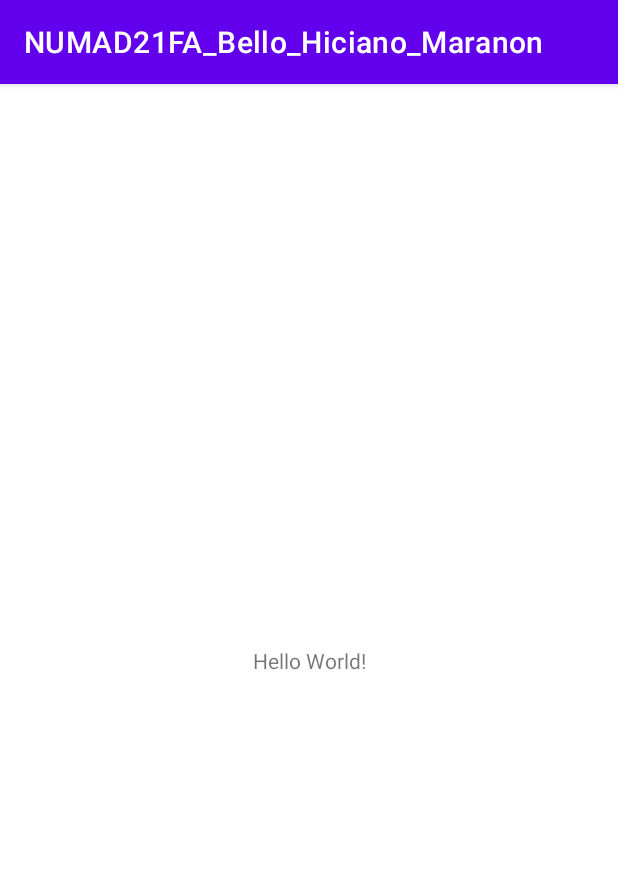
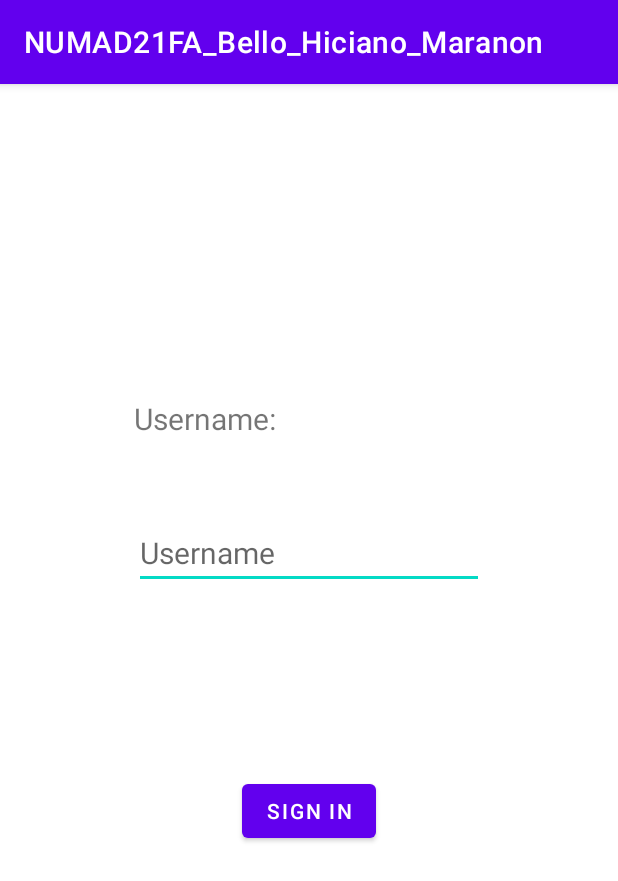
Before and after one commit to nice-to-meecha/Bello_Hiciano_Maranon_CS5520_MAD, an Android app: the screen it shows after launch (MainActivity before the commit, SignInActivity after it), on a phone screen of 412 x 824 dp. Shown: the top 881 px of the screen. Run offline under Robolectric (Android 15) with nearby library versions, the phone set to English and light mode, and no system bars; our stand-ins replace Firebase (no records; nobody signed in at launch, a user with empty details on screens opened directly).

Commit message:
Requires users to sign in, if logged out

```diff
--- a/A7/app/src/main/AndroidManifest.xml
+++ b/A7/app/src/main/AndroidManifest.xml
@@ -10,6 +10,9 @@
         android:supportsRtl="true"
         android:theme="@style/Theme.A7">
         <activity
+            android:name=".sign_in.SignInActivity"
+            android:exported="true" />
+        <activity
             android:name=".MainActivity"
             android:exported="true">
             <intent-filter>
--- a/A7/app/src/main/java/edu/neu/madcourse/numad21fa_bello_hiciano_maranon/a7/MainActivity.java
+++ b/A7/app/src/main/java/edu/neu/madcourse/numad21fa_bello_hiciano_maranon/a7/MainActivity.java
@@ -1,14 +1,164 @@
 package edu.neu.madcourse.numad21fa_bello_hiciano_maranon.a7;
 
+import androidx.activity.result.ActivityResult;
+import androidx.activity.result.ActivityResultCallback;
+import androidx.activity.result.ActivityResultLauncher;
+import androidx.activity.result.contract.ActivityResultContracts;
 import androidx.appcompat.app.AppCompatActivity;
 
+import android.content.Intent;
 import android.os.Bundle;
+import android.view.View;
 
+import com.google.firebase.database.FirebaseDatabase;
+import com.google.firebase.messaging.FirebaseMessaging;
+
+import java.time.LocalDateTime;
+import java.time.format.DateTimeFormatter;
+
+import edu.neu.madcourse.numad21fa_bello_hiciano_maranon.a7.databinding.ActivityMainBinding;
+import edu.neu.madcourse.numad21fa_bello_hiciano_maranon.a7.sign_in.SignInActivity;
+import edu.neu.madcourse.numad21fa_bello_hiciano_maranon.a7.sign_in.User;
+
+/**
+ * Class providing for functionality of the first screen
+ * viewed by users
+ *
+ * @author bello
+ */
 public class MainActivity extends AppCompatActivity {
+    private final String TAG = "MainActivity";
+    private final int SIGN_IN_ACTIVITY_CODE = 101;
 
+    FirebaseDatabase database;
+    ActivityMainBinding binding;
+    User currUser;
+
+    /*
+    An ActivityResultLauncher, which allows Activities opened by the MainActivity
+    to return their results here (below) for additional processing.
+     */
+    ActivityResultLauncher<Intent> activityResultLauncher = registerForActivityResult(
+            new ActivityResultContracts.StartActivityForResult(),
+            new ActivityResultCallback<ActivityResult>() {
+                @Override
+                public void onActivityResult(ActivityResult result) {
+                    switch (result.getResultCode()) {
+                        case (SIGN_IN_ACTIVITY_CODE):
+                            Intent usernameIntent = result.getData();
+                            if (usernameIntent != null) {
+                                String username =
+                                        usernameIntent.getStringExtra("username");
+                                currUser = new User(username,
+                                        LocalDateTime.now()
+                                        .format(DateTimeFormatter
+                                                .ofPattern("MM/dd/uuuu H:m:s:S")));
+                                database.getReference("Users")
+                                        .child(currUser.getUsername()).setValue(currUser);
+                            }
+                            break;
+                    }
+                }
+            });
+
+
+    /**
+     * Sets up the MainActivity, primarily initializing
+     * larger, more time-instensive objects
+     * @param savedInstanceState - information related to an active state
+     *                           of the MainActivity, prior to orientation
+     *                           or state change
+     */
     @Override
     protected void onCreate(Bundle savedInstanceState) {
         super.onCreate(savedInstanceState);
-        setContentView(R.layout.activity_main);
+
+        binding = ActivityMainBinding.inflate(getLayoutInflater());
+        View view = binding.getRoot();
+        setContentView(view);
+
+        database = FirebaseDatabase.getInstance();
+
+        initializeMainActivity(savedInstanceState);
     }
+
+
+    /**
+     * Restores the state of the MainActivity, prior to an
+     * orientation or state change, such that progress previously
+     * made is not lost.
+     *
+     * @param savedInstanceState - a Bundle containing user and token
+     *                           information, from which the current state
+     *                           of the MainActivity can be updated
+     */
+    private void initializeMainActivity(Bundle savedInstanceState) {
+        if (savedInstanceState == null) {
+            return;
+        }
+
+        if (savedInstanceState.containsKey("username") &&
+                savedInstanceState.containsKey("loginTime")) {
+            currUser = new User(savedInstanceState.getString("username"),
+                    savedInstanceState.getString("loginTime"));
+        }
+
+        // TODO - account for TOKEN as well
+    }
+
+
+    /**
+     * Saves the current state of the MainActivity, should it
+     * undergo an orientation or state change.
+     *
+     * @param outState - a Bundle in which the current user's
+     *                 information and token (of the app instance)
+     *                 will be recorded
+     */
+    @Override
+    protected void onSaveInstanceState(Bundle outState) {
+        super.onSaveInstanceState(outState);
+
+        if (currUser == null) {
+            outState.putString("username", null);
+            outState.putString("loginTime", null);
+
+        } else {
+            outState.putString("username", currUser.getUsername());
+            outState.putString("loginTime", currUser.getLoginTime());
+        }
+
+        // TODO - account for TOKEN as well
+    }
+
+
+    /**
+     * Provides a state of the MainActivity, such that the user can
+     * interact with the app.
+     *
+     * Ensures that the current user is signed in to the app. If not,
+     * opens the SignInActivity.
+     */
+    @Override
+    public void onResume() {
+        super.onResume();
+
+        if (currUser == null) {
+            Intent openSignIn = new Intent(this, SignInActivity.class);
+            activityResultLauncher.launch(openSignIn);
+        }
+    }
+
+
+    /**
+     * Allows a user to logout from the app
+     * @param view - the button by which users will logout from the app,
+     *             via click
+     */
+    public void logOut(View view) {
+        currUser = null;
+        // TODO un-pair user with token -- remove user from Tokens node
+    }
+
+
 }
--- /dev/null
+++ b/A7/app/src/main/java/edu/neu/madcourse/numad21fa_bello_hiciano_maranon/a7/sign_in/SignInActivity.java
@@ -0,0 +1,72 @@
+package edu.neu.madcourse.numad21fa_bello_hiciano_maranon.a7.sign_in;
+
+import androidx.appcompat.app.AppCompatActivity;
+
+import android.content.Intent;
+import android.os.Bundle;
+import android.view.View;
+import android.widget.Button;
+import android.widget.EditText;
+import android.widget.TextView;
+
+import edu.neu.madcourse.numad21fa_bello_hiciano_maranon.a7.R;
+import edu.neu.madcourse.numad21fa_bello_hiciano_maranon.a7.databinding.ActivitySignInBinding;
+
+/**
+ * Class allowing users to sign in to the StickItToEm app
+ *
+ * @author bello
+ */
+public class SignInActivity extends AppCompatActivity {
+    private final String TAG = "SignInActivity";
+    private final int SIGN_IN_ACTIVITY_CODE = 101;
+
+    ActivitySignInBinding binding;
+    EditText enterUsername;
+    TextView invalidUsernameMessage;
+
+
+    /**
+     * Sets up the SignInActivity, primarily initializing
+     * larger, more time-instensive objects
+     * @param savedInstanceState - information related to an active state
+     *                           of the SignInActivity, prior to orientation
+     *                           or state change
+     */
+    @Override
+    protected void onCreate(Bundle savedInstanceState) {
+        super.onCreate(savedInstanceState);
+
+        binding = ActivitySignInBinding.inflate(getLayoutInflater());
+        View view = binding.getRoot();
+        setContentView(view);
+
+        enterUsername = binding.enterUsername;
+        invalidUsernameMessage = binding.invalidUsernameMessage;
+
+        // Ensures error message is not visible when first opening
+        // the Activity
+        invalidUsernameMessage.setVisibility(View.INVISIBLE);
+    }
+
+    /**
+     * Adds the provided username to an intent and sends it back
+     * to the MainActivity
+     * @param view - the button by which users will submit their
+     *             usernames, via click
+     */
+    public void transmitUsername(View view) {
+        Intent sendUsername = new Intent();
+        String username = enterUsername.getText().toString();
+
+        if (!username.equals("")) {
+            sendUsername.putExtra("username", username);
+            setResult(SIGN_IN_ACTIVITY_CODE, sendUsername);
+            finish();
+
+        } else {
+            // Shows error message, if no username is provided
+            invalidUsernameMessage.setVisibility(View.VISIBLE);
+        }
+    }
+}
--- /dev/null
+++ b/A7/app/src/main/res/layout/activity_sign_in.xml
@@ -0,0 +1,61 @@
+<?xml version="1.0" encoding="utf-8"?>
+<androidx.constraintlayout.widget.ConstraintLayout xmlns:android="http://schemas.android.com/apk/res/android"
+    xmlns:app="http://schemas.android.com/apk/res-auto"
+    xmlns:tools="http://schemas.android.com/tools"
+    android:layout_width="match_parent"
+    android:layout_height="match_parent"
+    tools:context=".sign_in.SignInActivity">
+
+    <TextView
+        android:id="@+id/usernameHeader"
+        android:layout_width="wrap_content"
+        android:layout_height="wrap_content"
+        android:text="@string/username_header"
+        android:textSize="20sp"
+        app:layout_constraintBottom_toTopOf="@+id/enterUsername"
+        app:layout_constraintEnd_toEndOf="parent"
+        app:layout_constraintHorizontal_bias="0.0"
+        app:layout_constraintStart_toStartOf="@+id/enterUsername"
+        app:layout_constraintTop_toTopOf="parent"
+        app:layout_constraintVertical_bias="0.8" />
+
+    <EditText
+        android:id="@+id/enterUsername"
+        android:layout_width="wrap_content"
+        android:layout_height="wrap_content"
+        android:ems="10"
+        android:hint="@string/username_hint"
+        android:inputType="textPersonName"
+        android:textSize="20sp"
+        app:layout_constraintBottom_toTopOf="@+id/signInButton"
+        app:layout_constraintEnd_toEndOf="parent"
+        app:layout_constraintStart_toStartOf="parent"
+        app:layout_constraintTop_toTopOf="parent"
+        app:layout_constraintVertical_bias="0.7" />
+
+    <Button
+        android:id="@+id/signInButton"
+        android:layout_width="wrap_content"
+        android:layout_height="wrap_content"
+        android:onClick="transmitUsername"
+        android:text="@string/sign_in"
+        app:layout_constraintBottom_toBottomOf="parent"
+        app:layout_constraintEnd_toEndOf="parent"
+        app:layout_constraintStart_toStartOf="parent"
+        app:layout_constraintTop_toTopOf="parent"
+        app:layout_constraintVertical_bias="0.64" />
+
+    <TextView
+        android:id="@+id/invalidUsernameMessage"
+        android:layout_width="wrap_content"
+        android:layout_height="wrap_content"
+        android:text="@string/invalid_username"
+        android:textColor="@color/invalid"
+        android:visibility="invisible"
+        app:layout_constraintBottom_toTopOf="@+id/signInButton"
+        app:layout_constraintEnd_toEndOf="parent"
+        app:layout_constraintHorizontal_bias="0.0"
+        app:layout_constraintStart_toStartOf="@+id/enterUsername"
+        app:layout_constraintTop_toBottomOf="@+id/enterUsername"
+        app:layout_constraintVertical_bias="0.100000024" />
+</androidx.constraintlayout.widget.ConstraintLayout>
--- a/A7/app/src/main/res/values/colors.xml
+++ b/A7/app/src/main/res/values/colors.xml
@@ -7,4 +7,7 @@
     <color name="teal_700">#FF018786</color>
     <color name="black">#FF000000</color>
     <color name="white">#FFFFFFFF</color>
+
+    <!-- Invalid/Error Colors-->
+    <color name="invalid">#FF6030</color>
 </resources>
--- a/A7/app/src/main/res/values/strings.xml
+++ b/A7/app/src/main/res/values/strings.xml
@@ -1,3 +1,9 @@
 <resources>
     <string name="app_name">NUMAD21FA_Bello_Hiciano_Maranon</string>
+
+    <!--Sign-In Activity-->
+    <string name="username_header">Username:</string>
+    <string name="username_hint">Username</string>
+    <string name="sign_in">Sign In</string>
+    <string name="invalid_username">You must enter a username.</string>
 </resources>
```
Also changed, not shown: A7/app/src/main/java/edu/neu/madcourse/numad21fa_bello_hiciano_maranon/a7/sign_in/User.java (added, +46 -0 lines).
